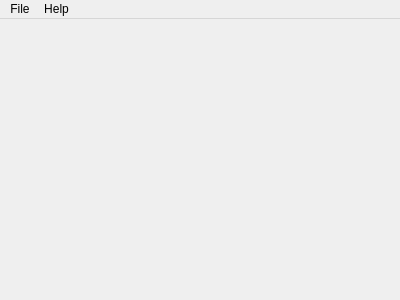
Qt form src/mainwindow.ui (LeftySolara/durian) before a commit.
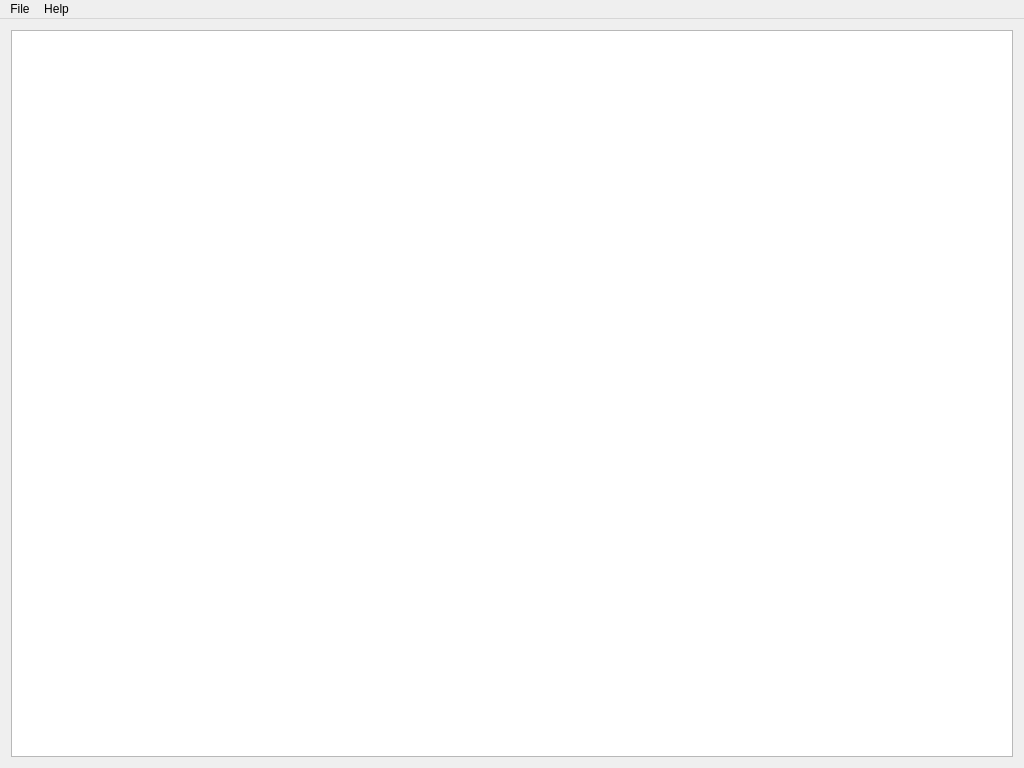
The same form after that commit.

Commit message: Add a table view for displaying the current MPD queue

```diff
--- a/src/mainwindow.ui
+++ b/src/mainwindow.ui
@@ -6,23 +6,51 @@
    <rect>
     <x>0</x>
     <y>0</y>
-    <width>400</width>
-    <height>300</height>
+    <width>1024</width>
+    <height>768</height>
    </rect>
   </property>
   <property name="windowTitle">
    <string>MainWindow</string>
   </property>
   <widget class="QWidget" name="centralWidget">
-   <layout class="QGridLayout" name="gridLayout"/>
+   <layout class="QGridLayout" name="gridLayout">
+    <item row="0" column="0">
+     <widget class="QTableView" name="queueTableView">
+      <property name="font">
+       <font>
+        <pointsize>8</pointsize>
+       </font>
+      </property>
+      <property name="focusPolicy">
+       <enum>Qt::StrongFocus</enum>
+      </property>
+      <property name="frameShadow">
+       <enum>QFrame::Plain</enum>
+      </property>
+      <property name="alternatingRowColors">
+       <bool>true</bool>
+      </property>
+      <property name="selectionMode">
+       <enum>QAbstractItemView::SingleSelection</enum>
+      </property>
+      <property name="selectionBehavior">
+       <enum>QAbstractItemView::SelectRows</enum>
+      </property>
+      <property name="gridStyle">
+       <enum>Qt::NoPen</enum>
+      </property>
+     </widget>
+    </item>
+   </layout>
   </widget>
   <widget class="QMenuBar" name="menuBar">
    <property name="geometry">
     <rect>
      <x>0</x>
      <y>0</y>
-     <width>400</width>
-     <height>23</height>
+     <width>1024</width>
+     <height>30</height>
     </rect>
    </property>
    <widget class="QMenu" name="menuFile">
```
The commit also changes 3 other files.
